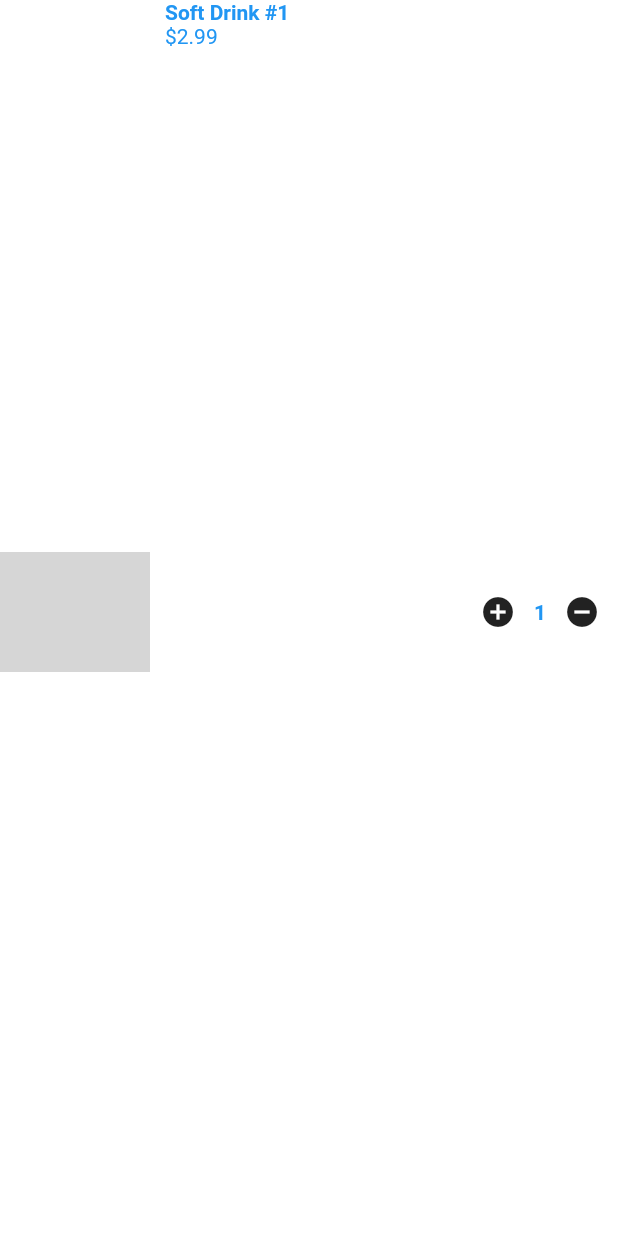
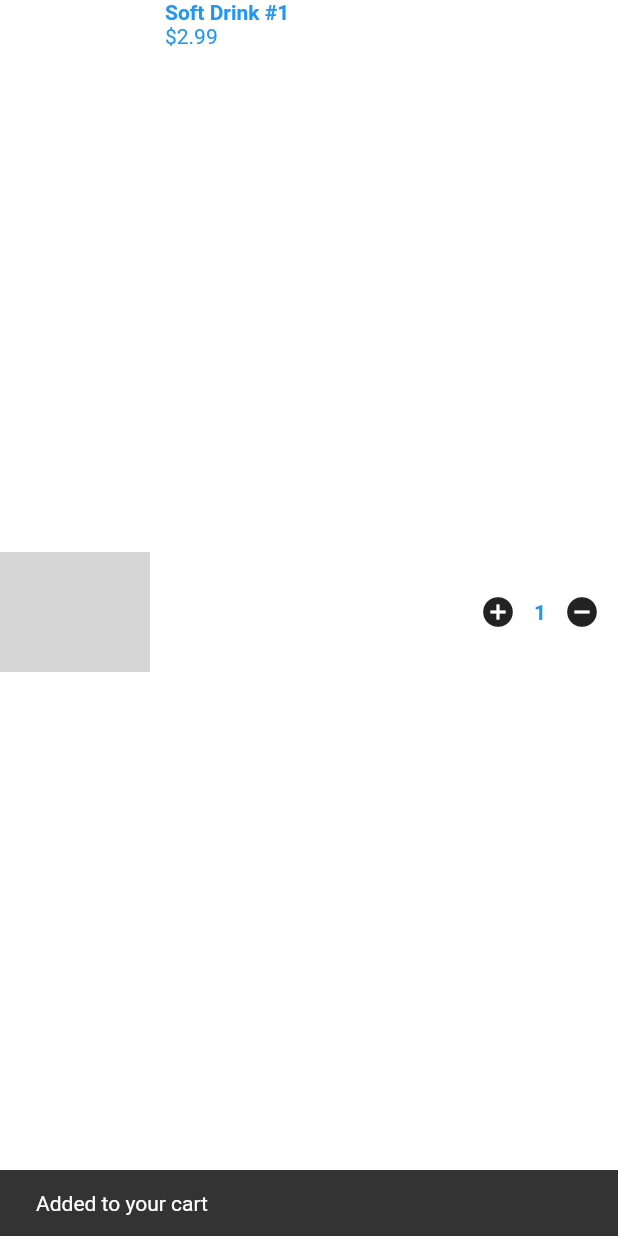
Before and after one commit to StephaneKuma/flutter-ecommerce-app, a Flutter app: the CartProductCard widget shown alone on an empty page, opened directly with sample values from the repository, after a tap on the "add circle" icon, on a phone screen of 412 x 824 dp. Run offline on Flutter 3.47's test engine with Material 2 defaults, Android fonts, the phone set to English and light mode, and no system bars; our stand-ins replace auto_route, carousel_slider, equatable, flutter_bloc; network calls fail; Roboto replaces fonts that are missing (Avenir); grey boxes are pictures that could not be loaded.

Commit message:
Cart bloc pattern added & Cart UI updated

```diff
--- a/lib/main.dart
+++ b/lib/main.dart
@@ -4,6 +4,7 @@ import 'package:flutter/material.dart';
 import 'package:flutter_bloc/flutter_bloc.dart';
 
 import 'src/app/router/router.dart';
+import 'src/services/blocs/cart/cart_bloc.dart';
 
 void main() {
   runApp(const MyApp());
@@ -19,6 +20,7 @@ class MyApp extends StatelessWidget {
     return MultiBlocProvider(
       providers: [
         BlocProvider(create: (_) => WishListBloc()..add(StartWishList())),
+        BlocProvider(create: (_) => CartBloc()..add(LoadCart())),
       ],
       child: MaterialApp.router(
         theme: theme(),
--- /dev/null
+++ b/lib/src/services/blocs/cart/cart_bloc.dart
@@ -0,0 +1,59 @@
+import 'package:ecommerce/src/models/models.dart';
+import 'package:equatable/equatable.dart';
+import 'package:flutter_bloc/flutter_bloc.dart';
+
+part 'cart_event.dart';
+part 'cart_state.dart';
+
+class CartBloc extends Bloc<CartEvent, CartState> {
+  CartBloc() : super(CartLoading()) {
+    on<LoadCart>(_onLoadCart);
+    on<AddProduct>(_onAddProduct);
+    on<RemoveProduct>(_onRemoveProduct);
+  }
+
+  void _onLoadCart(LoadCart event, Emitter<CartState> emit) async {
+    emit(CartLoading());
+
+    try {
+      await Future<void>.delayed(const Duration(seconds: 1));
+      emit(const CartLoaded());
+    } catch (_) {
+      emit(CartError());
+    }
+  }
+
+  void _onAddProduct(AddProduct event, Emitter<CartState> emit) async {
+    if (state is CartLoaded) {
+      try {
+        emit(
+          CartLoaded(
+            cart: Cart(
+              products: List.from((state as CartLoaded).cart.products)
+                ..add(event.product),
+            ),
+          ),
+        );
+      } on Exception {
+        emit(CartError());
+      }
+    }
+  }
+
+  void _onRemoveProduct(RemoveProduct event, Emitter<CartState> emit) async {
+    if (state is CartLoaded) {
+      try {
+        emit(
+          CartLoaded(
+            cart: Cart(
+              products: List.from((state as CartLoaded).cart.products)
+                ..remove(event.product),
+            ),
+          ),
+        );
+      } on Exception {
+        emit(CartError());
+      }
+    }
+  }
+}
--- /dev/null
+++ b/lib/src/services/blocs/cart/cart_event.dart
@@ -0,0 +1,29 @@
+part of 'cart_bloc.dart';
+
+abstract class CartEvent extends Equatable {
+  const CartEvent();
+
+  @override
+  List<Object> get props => [];
+}
+
+class LoadCart extends CartEvent {
+  @override
+  List<Object> get props => [];
+}
+
+class AddProduct extends CartEvent {
+  final Product product;
+
+  const AddProduct({required this.product});
+  @override
+  List<Object> get props => [product];
+}
+
+class RemoveProduct extends CartEvent {
+  final Product product;
+
+  const RemoveProduct({required this.product});
+  @override
+  List<Object> get props => [product];
+}
--- /dev/null
+++ b/lib/src/services/blocs/cart/cart_state.dart
@@ -0,0 +1,27 @@
+part of 'cart_bloc.dart';
+
+abstract class CartState extends Equatable {
+  const CartState();
+
+  @override
+  List<Object> get props => [];
+}
+
+class CartLoading extends CartState {
+  @override
+  List<Object> get props => [];
+}
+
+class CartLoaded extends CartState {
+  final Cart cart;
+
+  const CartLoaded({this.cart = const Cart()});
+
+  @override
+  List<Object> get props => [cart];
+}
+
+class CartError extends CartState {
+  @override
+  List<Object> get props => [];
+}
--- a/lib/src/ui/pages/cart_page.dart
+++ b/lib/src/ui/pages/cart_page.dart
@@ -1,8 +1,10 @@
 import 'package:auto_route/auto_route.dart';
 import 'package:ecommerce/src/app/router/router.dart';
 import 'package:ecommerce/src/models/models.dart';
+import 'package:ecommerce/src/services/blocs/cart/cart_bloc.dart';
 import 'package:ecommerce/src/ui/widgets/widgets.dart';
 import 'package:flutter/material.dart';
+import 'package:flutter_bloc/flutter_bloc.dart';
 
 class CartPage extends StatelessWidget {
   const CartPage({Key? key}) : super(key: key);
@@ -30,7 +32,16 @@ class CartPage extends StatelessWidget {
           ),
         ),
       ),
-      body: Padding(
+      body: BlocBuilder<CartBloc, CartState>(
+        builder: (context, state) {
+          if (state is CartLoading) {
+            return const Center(
+              child: CircularProgressIndicator.adaptive(),
+            );
+          }
+
+          if (state is CartLoaded) {
+            return Padding(
               padding: const EdgeInsets.symmetric(
                 horizontal: 20.0,
                 vertical: 10.0,
@@ -44,12 +55,13 @@ class CartPage extends StatelessWidget {
                         mainAxisAlignment: MainAxisAlignment.spaceBetween,
                         children: <Widget>[
                           Text(
-                      const Cart().freeDeliveryString,
+                            state.cart.freeDeliveryString,
                             style: Theme.of(context).textTheme.headline5,
                           ),
                           ElevatedButton(
-                      onPressed: () =>
-                          AutoRouter.of(context).push(const HomeRoute()),
+                            onPressed: () => AutoRouter.of(context).push(
+                              const HomeRoute(),
+                            ),
                             style: ElevatedButton.styleFrom(
                               primary: Colors.blue,
                               shape: const RoundedRectangleBorder(),
@@ -69,9 +81,9 @@ class CartPage extends StatelessWidget {
                       SizedBox(
                         height: 400.0,
                         child: ListView.builder(
-                    itemCount: Cart.products.length,
+                          itemCount: state.cart.products.length,
                           itemBuilder: (context, index) => CartProductCard(
-                      product: Cart.products[index],
+                            product: state.cart.products[index],
                           ),
                         ),
                       ),
@@ -95,7 +107,7 @@ class CartPage extends StatelessWidget {
                                   style: Theme.of(context).textTheme.headline5,
                                 ),
                                 Text(
-                            '\$${const Cart().subTotalString}',
+                                  '\$${state.cart.subTotalString}',
                                   style: Theme.of(context).textTheme.headline5,
                                 ),
                               ],
@@ -109,7 +121,7 @@ class CartPage extends StatelessWidget {
                                   style: Theme.of(context).textTheme.headline5,
                                 ),
                                 Text(
-                            '\$${const Cart().deliveryFeeString}',
+                                  '\$${state.cart.deliveryFeeString}',
                                   style: Theme.of(context).textTheme.headline5,
                                 ),
                               ],
@@ -134,9 +146,11 @@ class CartPage extends StatelessWidget {
                               color: Colors.blue,
                             ),
                             child: Padding(
-                        padding: const EdgeInsets.symmetric(horizontal: 30.0),
+                              padding:
+                                  const EdgeInsets.symmetric(horizontal: 30.0),
                               child: Row(
-                          mainAxisAlignment: MainAxisAlignment.spaceBetween,
+                                mainAxisAlignment:
+                                    MainAxisAlignment.spaceBetween,
                                 children: <Widget>[
                                   Text(
                                     'TOTAL',
@@ -146,7 +160,7 @@ class CartPage extends StatelessWidget {
                                         .copyWith(color: Colors.white),
                                   ),
                                   Text(
-                              '\$${const Cart().totalString}',
+                                    '\$${state.cart.totalString}',
                                     style: Theme.of(context)
                                         .textTheme
                                         .headline5!
@@ -162,6 +176,13 @@ class CartPage extends StatelessWidget {
                   ),
                 ],
               ),
+            );
+          } else {
+            return const Center(
+              child: Text('Something went wrong'),
+            );
+          }
+        },
       ),
     );
   }
--- a/lib/src/ui/widgets/cart_product_card.dart
+++ b/lib/src/ui/widgets/cart_product_card.dart
@@ -1,5 +1,7 @@
 import 'package:ecommerce/src/models/models.dart';
+import 'package:ecommerce/src/services/blocs/cart/cart_bloc.dart';
 import 'package:flutter/material.dart';
+import 'package:flutter_bloc/flutter_bloc.dart';
 
 class CartProductCard extends StatelessWidget {
   const CartProductCard({
@@ -40,17 +42,45 @@ class CartProductCard extends StatelessWidget {
           const SizedBox(width: 10.0),
           Row(
             children: <Widget>[
-              IconButton(
-                onPressed: () {},
-                icon: const Icon(Icons.add_circle),
+              BlocBuilder<CartBloc, CartState>(
+                builder: (context, state) {
+                  return IconButton(
+                    onPressed: () {
+                      context
+                          .read<CartBloc>()
+                          .add(AddProduct(product: product));
+
+                      SnackBar snackBar = const SnackBar(
+                        content: Text('Added to your cart'),
+                      );
+
+                      ScaffoldMessenger.of(context).showSnackBar(snackBar);
+                    },
+                    icon: const Icon(Icons.add_circle),
+                  );
+                },
               ),
               Text(
                 '1',
                 style: Theme.of(context).textTheme.headline5,
               ),
-              IconButton(
-                onPressed: () {},
-                icon: const Icon(Icons.remove_circle),
+              BlocBuilder<CartBloc, CartState>(
+                builder: (context, state) {
+                  return IconButton(
+                    onPressed: () {
+                      context
+                          .read<CartBloc>()
+                          .add(RemoveProduct(product: product));
+
+                      SnackBar snackBar = const SnackBar(
+                        content: Text('Removed from your cart'),
+                      );
+
+                      ScaffoldMessenger.of(context).showSnackBar(snackBar);
+                    },
+                    icon: const Icon(Icons.remove_circle),
+                  );
+                },
               ),
             ],
           )
--- a/lib/src/ui/widgets/product_card.dart
+++ b/lib/src/ui/widgets/product_card.dart
@@ -1,6 +1,7 @@
 import 'package:auto_route/auto_route.dart';
 import 'package:ecommerce/src/app/router/router.dart';
 import 'package:ecommerce/src/models/models.dart';
+import 'package:ecommerce/src/services/blocs/cart/cart_bloc.dart';
 import 'package:ecommerce/src/services/blocs/wish_list/wish_list_bloc.dart';
 import 'package:flutter/material.dart';
 import 'package:flutter_bloc/flutter_bloc.dart';
@@ -84,14 +85,41 @@ class ProductCard extends StatelessWidget {
                         ],
                       ),
                     ),
-                    Expanded(
+                    BlocBuilder<CartBloc, CartState>(
+                      builder: (context, state) {
+                        if (state is CartLoading) {
+                          return const Center(
+                            child: CircularProgressIndicator.adaptive(),
+                          );
+                        }
+
+                        if (state is CartLoaded) {
+                          return Expanded(
                             child: IconButton(
-                        onPressed: () {},
+                              onPressed: () {
+                                context
+                                    .read<CartBloc>()
+                                    .add(AddProduct(product: product));
+
+                                SnackBar snackBar = const SnackBar(
+                                  content: Text('Added to your cart'),
+                                );
+
+                                ScaffoldMessenger.of(context)
+                                    .showSnackBar(snackBar);
+                              },
                               icon: const Icon(
                                 Icons.add_shopping_cart_outlined,
                                 color: Colors.white,
                               ),
                             ),
+                          );
+                        } else {
+                          return const Center(
+                            child: Text('Something went wrong'),
+                          );
+                        }
+                      },
                     ),
                     if (isWishList)
                       Expanded(
```
Also changed, not shown: lib/src/models/widgets/cart.dart (+4 -65 lines), lib/src/ui/pages/product_page.dart (+26 -7 lines). Lines whose indentation alone changed are shown as unchanged.
